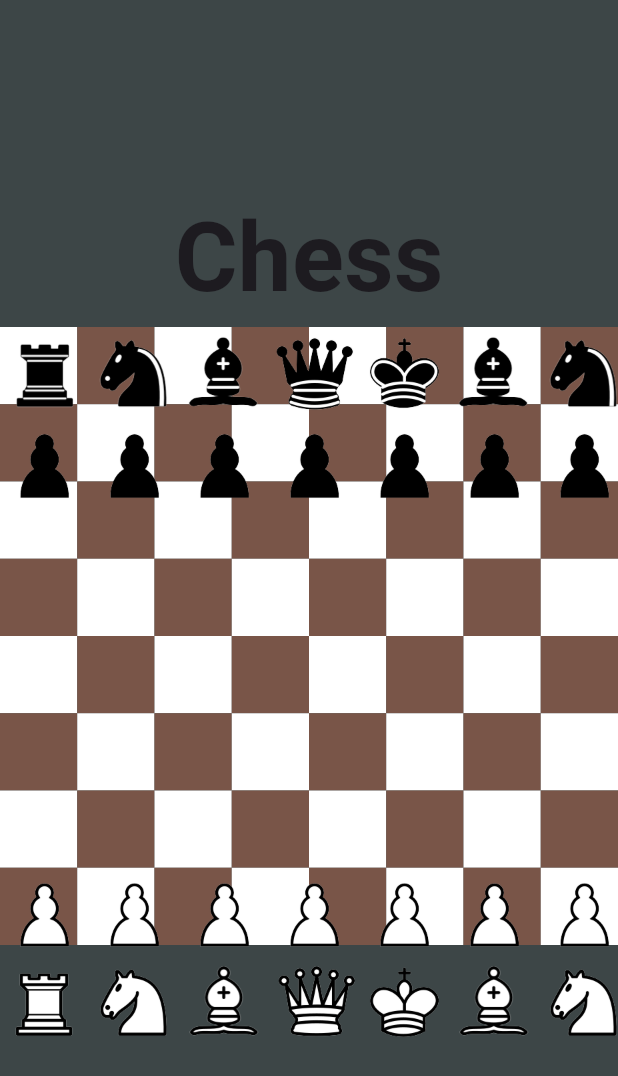
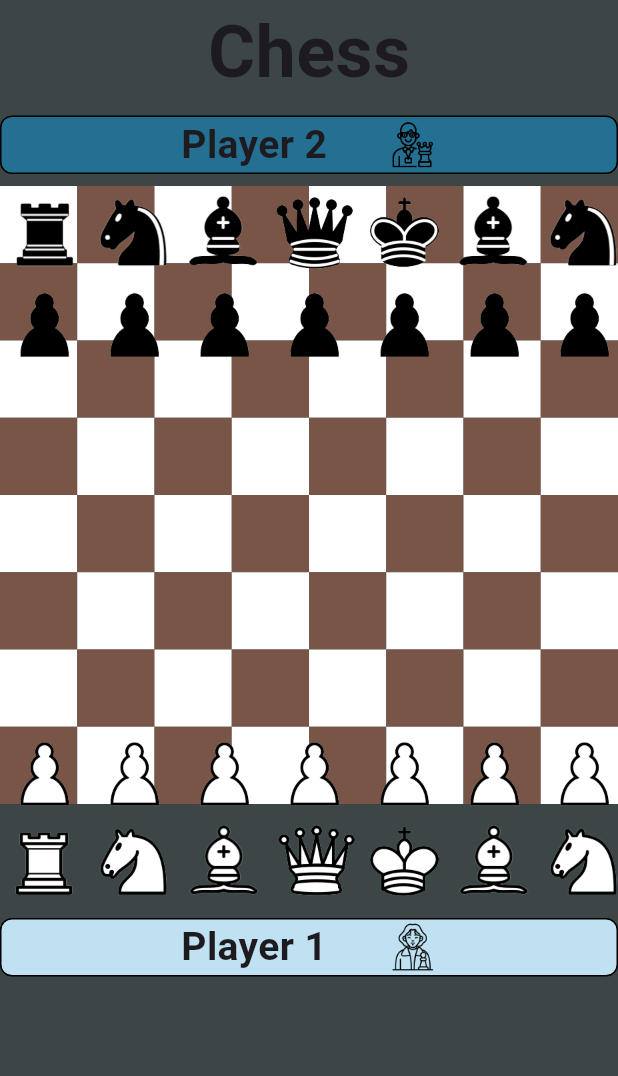
Before and after one commit to Yousefjoo17/Chess, a Flutter app: the screen it shows after launch, on a phone screen of 412 x 824 dp. Shown: the top 1076 px of the screen. Run offline on Flutter 3.47's test engine with Material 3 defaults, Android fonts, the phone set to English and light mode, and no system bars; our stand-ins replace bloc, flutter_bloc.

Commit message:
player widget

```diff
--- a/lib/core/AssetsData.dart
+++ b/lib/core/AssetsData.dart
@@ -12,4 +12,7 @@ class AssetsData {
   static const String blackKnight = "Assets/images/black_knight.png";
   static const String blackRook = "Assets/images/black_rook.png";
   static const String blackPawn = "Assets/images/black_pawn.png";
+
+  static const String player1 = "Assets/images/player1.png";
+  static const String player2 = "Assets/images/player2.png";
 }
--- a/lib/views/MainView.dart
+++ b/lib/views/MainView.dart
@@ -8,7 +8,7 @@ class MainView extends StatelessWidget {
   Widget build(BuildContext context) {
     return const Scaffold(
       body: Column(
-        mainAxisAlignment: MainAxisAlignment.center,
+        mainAxisAlignment: MainAxisAlignment.start,
         crossAxisAlignment: CrossAxisAlignment.center,
         children: [
           Row(
@@ -16,7 +16,7 @@ class MainView extends StatelessWidget {
             children: [
               Text(
                 "Chess",
-                style: TextStyle(fontSize: 64, fontWeight: FontWeight.bold),
+                style: TextStyle(fontSize: 48, fontWeight: FontWeight.bold),
               ),
             ],
           ),
--- a/lib/widgets/Board.dart
+++ b/lib/widgets/Board.dart
@@ -1,5 +1,7 @@
 import 'package:chess/constants.dart';
+import 'package:chess/core/AssetsData.dart';
 import 'package:chess/widgets/PiecesGeneration.dart';
+import 'package:chess/widgets/PlayerWidget.dart';
 import 'package:flutter/material.dart';
 
 class Board extends StatelessWidget {
@@ -7,7 +9,14 @@ class Board extends StatelessWidget {
 
   @override
   Widget build(BuildContext context) {
-    return Stack(
+    return Column(
+      children: [
+        const PlayerWidget(
+          playerName: "Player 2",
+          image: AssetsData.player2,
+          color: Color.fromARGB(104, 0, 174, 255),
+        ),
+        Stack(
           children: [
             SizedBox(
               height: kSQUARE_LENGTH * 8,
@@ -45,6 +54,13 @@ class Board extends StatelessWidget {
             ),
             const PiecesGeneration(),
           ],
+        ),
+        const PlayerWidget(
+          playerName: "Player 1",
+          image: AssetsData.player1,
+          color: Color.fromARGB(255, 191, 225, 241),
+        ),
+      ],
     );
   }
 }
--- /dev/null
+++ b/lib/widgets/PlayerWidget.dart
@@ -0,0 +1,41 @@
+import 'package:chess/constants.dart';
+import 'package:flutter/material.dart';
+
+class PlayerWidget extends StatelessWidget {
+  const PlayerWidget({
+    super.key,
+    required this.playerName,
+    required this.image,
+    required this.color,
+  });
+  final String playerName;
+  final String image;
+  final Color color;
+  @override
+  Widget build(BuildContext context) {
+    return Padding(
+      padding: const EdgeInsets.symmetric(vertical: 8.0),
+      child: Container(
+        width: kBOARD_LENGTH,
+        decoration: BoxDecoration(
+          color: color,
+          border: Border.all(),
+          borderRadius: BorderRadius.circular(8),
+        ),
+        child: Row(
+          mainAxisAlignment: MainAxisAlignment.center,
+          children: [
+            Text(
+              playerName,
+              style: const TextStyle(fontSize: 26, fontWeight: FontWeight.bold),
+            ),
+            SizedBox(
+              width: MediaQuery.of(context).size.width / 10,
+            ),
+            Image.asset(image, width: 32),
+          ],
+        ),
+      ),
+    );
+  }
+}
```
Also changed, not shown: Assets/images/player1.png (added), Assets/images/player2.png (added). Lines whose indentation alone changed are shown as unchanged.
